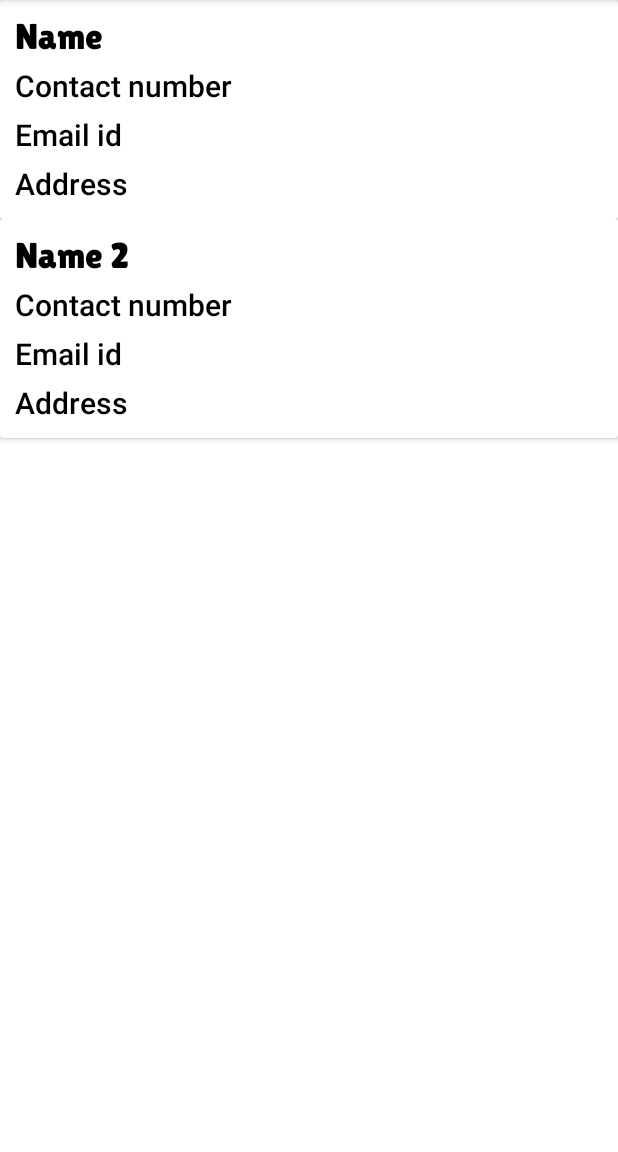
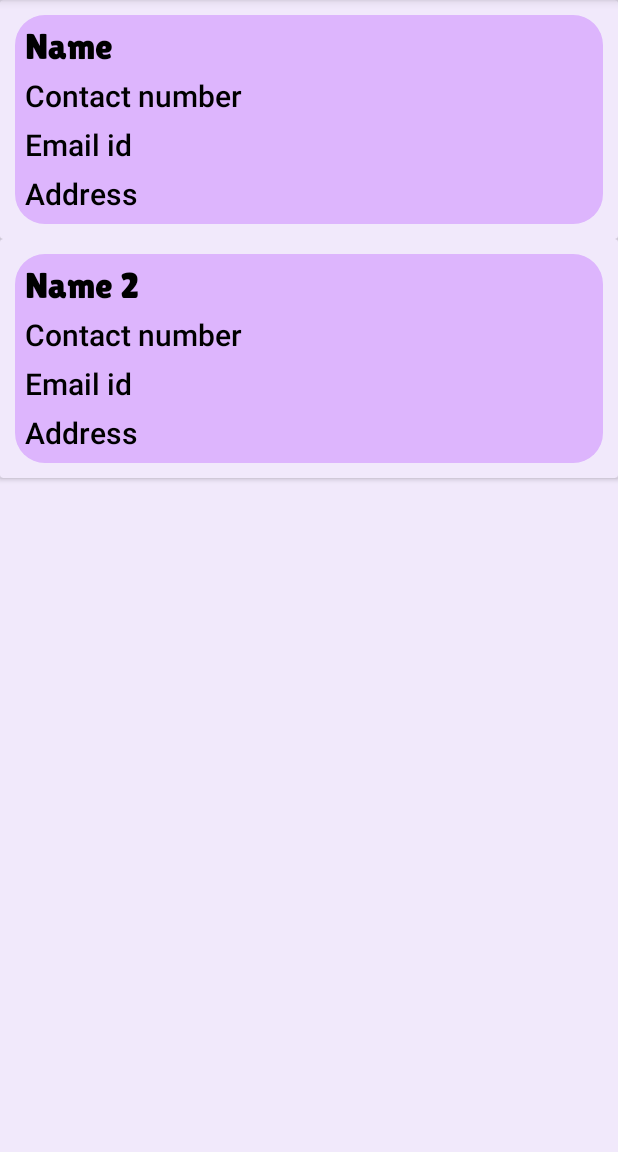
Before and after one commit to SwapnilMukherjee10/Team-List, an Android app: the screen it shows after launch once a user with an empty profile is signed in (MainActivity), on a phone screen of 412 x 824 dp, the part 84-1236 px from its top. Run offline under Robolectric (Android 15) with nearby library versions, the phone set to English and light mode, and no system bars; our stand-ins replace Firebase (no records; nobody signed in at launch, a user with empty details on screens opened directly), Room's generated code.

Commit message:
new commit

```diff
--- a/app/src/main/res/drawable/details_shape.xml
+++ b/app/src/main/res/drawable/details_shape.xml
@@ -1,4 +1,19 @@
 <?xml version="1.0" encoding="utf-8"?>
 <shape xmlns:android="http://schemas.android.com/apk/res/android">
 
+    <solid
+        android:color="#DDB5FD"/>
+
+    <padding android:left="7dp"
+        android:top="7dp"
+        android:right="7dp"
+        android:bottom="7dp" />
+
+    <corners
+        android:topLeftRadius="20dp"
+        android:topRightRadius="20dp"
+        android:bottomLeftRadius="20dp"
+        android:bottomRightRadius="20dp"/>
+
+
 </shape>
--- a/app/src/main/res/layout/activity_main.xml
+++ b/app/src/main/res/layout/activity_main.xml
@@ -10,6 +10,7 @@
         android:id="@+id/recyclerView"
         android:layout_width="match_parent"
         android:layout_height="match_parent"
+        android:background="#F1E9FB"
         app:layout_constraintBottom_toBottomOf="parent"
         app:layout_constraintEnd_toEndOf="parent"
         app:layout_constraintStart_toStartOf="parent"
--- a/app/src/main/res/layout/team_item.xml
+++ b/app/src/main/res/layout/team_item.xml
@@ -3,12 +3,14 @@
     xmlns:tools="http://schemas.android.com/tools"
     android:id="@+id/cardView"
     android:layout_width="match_parent"
-    android:layout_height="wrap_content">
+    android:layout_height="wrap_content"
+    android:backgroundTint="#F1E9FB">
 
     <LinearLayout
         android:layout_width="match_parent"
         android:layout_height="wrap_content"
         android:layout_margin="10dp"
+        android:background="@drawable/details_shape"
         android:orientation="vertical">
 
         <TextView
@@ -18,7 +20,8 @@
             android:fontFamily="@font/lilita_one"
             android:text="TextView"
             android:textColor="@color/black"
-            android:textSize="24sp" />
+            android:textSize="24sp"
+            android:maxLines="1"/>
 
         <TextView
             android:id="@+id/textViewNumber"
@@ -28,7 +31,8 @@
             android:fontFamily="sans-serif-medium"
             android:text="TextView"
             android:textColor="@color/black"
-            android:textSize="20sp" />
+            android:textSize="20sp"
+            android:maxLines="1"/>
 
         <TextView
             android:id="@+id/textViewEmail"
@@ -38,7 +42,8 @@
             android:fontFamily="sans-serif-medium"
             android:text="TextView"
             android:textColor="@color/black"
-            android:textSize="20sp" />
+            android:textSize="20sp"
+            android:maxLines="1"/>
 
         <TextView
             android:id="@+id/textViewAddress"
@@ -49,7 +54,8 @@
             android:fontFamily="sans-serif-medium"
             android:text="TextView"
             android:textColor="@color/black"
-            android:textSize="20sp" />
+            android:textSize="20sp"
+            android:maxLines="1" />
 
     </LinearLayout>
 </androidx.cardview.widget.CardView>
```
Also changed, not shown: app/src/main/res/layout/activity_login.xml (+23 -13 lines), app/src/main/res/layout/activity_otpactivity.xml (+25 -12 lines).
